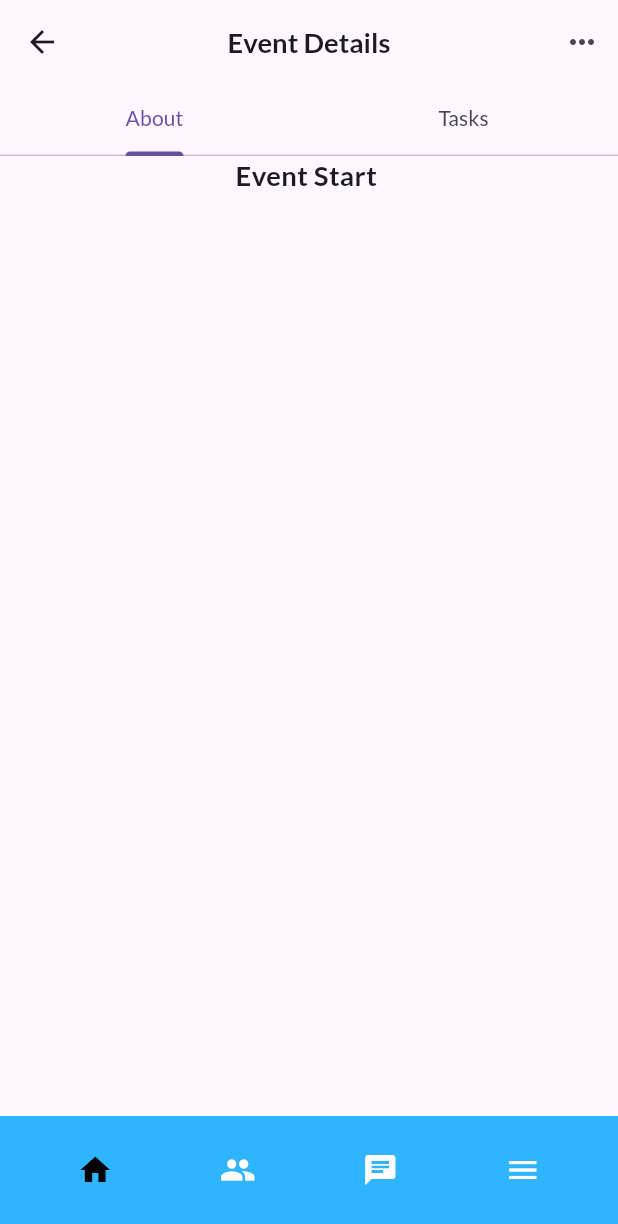
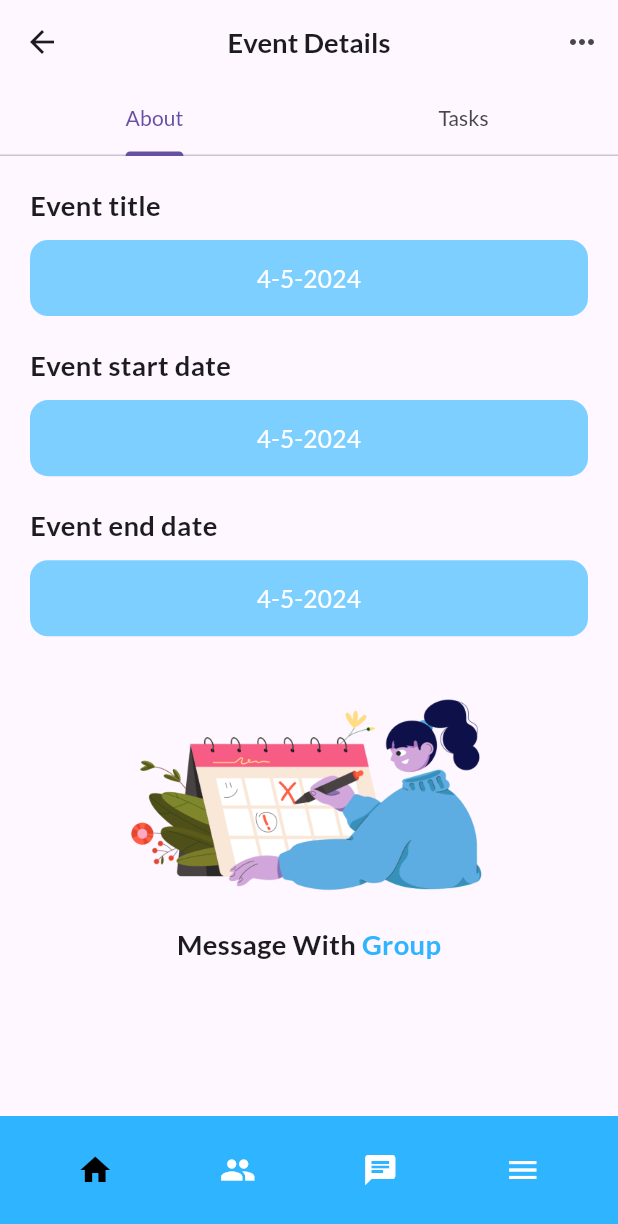
Before and after one commit to abdelrahman3003/Garherly, a Flutter app: the screen it shows after launch, on a phone screen of 412 x 824 dp. Shown: the top 1224 px of the screen. Run offline on Flutter 3.47's test engine with Material 3 defaults, Android fonts, the phone set to English and light mode, and no system bars; our stand-ins replace flutter_screenutil, get, google_fonts, image_picker; project files that could hold a hidden picture were left out.

Commit message:
about View

```diff
--- a/lib/view/homepage/groub_view.dart
+++ b/lib/view/homepage/groub_view.dart
@@ -5,6 +5,6 @@ class GroubView extends StatelessWidget {
 
   @override
   Widget build(BuildContext context) {
-    return Center(child: Text("GroubView"));
+    return Center(child: Text("GroubVieww"));
   }
 }
--- a/lib/view/homepage/home_View.dart
+++ b/lib/view/homepage/home_View.dart
@@ -1,13 +1,9 @@
-import 'dart:io';
 
 import 'package:flutter/material.dart';
 import 'package:flutter_screenutil/flutter_screenutil.dart';
-import 'package:gatherly/controller/event_controller.dart';
-import 'package:gatherly/core/constatnt/app_color.dart';
-import 'package:gatherly/core/constatnt/routApp.dart';
-import 'package:gatherly/core/constatnt/validation.dart';
-import 'package:gatherly/core/shared/app_button.dart';
-import 'package:get/get.dart';
+
+import 'package:gatherly/view/homepage/widget/home/about_item.dart';
+import 'package:gatherly/view/homepage/widget/home/messages_text.dart';
 
 class HomeView extends StatelessWidget {
   const HomeView({super.key});
@@ -15,17 +11,30 @@ class HomeView extends StatelessWidget {
   @override
   Widget build(BuildContext context) {
     return TabBarView(children: [
-      Column(
-        children: [
-          Text(
-            "Event Start ",
-            style: TextStyle(
-              fontSize: 18.sp,
-              fontWeight: FontWeight.w600,
-            ),
-          )
-        ],
-      )
+      Padding(
+          padding: EdgeInsets.all(20),
+          child: Column(
+            children: [
+              const AboutItem(title: "Event title", text: "4-5-2024"),
+              const SizedBox(height: 20),
+              const AboutItem(title: "Event start date", text: "4-5-2024"),
+              const SizedBox(height: 20),
+              const AboutItem(title: "Event end date", text: "4-5-2024"),
+              const SizedBox(height: 20),
+              Container(
+                height: 170.h,
+                decoration: BoxDecoration(
+                  borderRadius: BorderRadius.circular(20),
+                ),
+                child: Image.asset(
+                  "assets/images/test1.png",
+                  fit: BoxFit.cover,
+                ),
+              ),
+              const MessageText()
+            ],
+          )),
+      const Center(child: Text("Tasks"))
     ]);
   }
 }
--- /dev/null
+++ b/lib/view/homepage/widget/home/about_item.dart
@@ -0,0 +1,42 @@
+import 'package:flutter/material.dart';
+import 'package:flutter_screenutil/flutter_screenutil.dart';
+import 'package:gatherly/core/constatnt/app_color.dart';
+
+class AboutItem extends StatelessWidget {
+  const AboutItem({super.key, required this.title, required this.text});
+  final String title;
+  final String text;
+  @override
+  Widget build(BuildContext context) {
+    return Column(
+      crossAxisAlignment: CrossAxisAlignment.start,
+      children: [
+        Text(
+          title,
+          style: TextStyle(
+            fontSize: 18.sp,
+            fontWeight: FontWeight.w600,
+          ),
+        ),
+        const SizedBox(height: 10),
+        Container(
+            height: 50.h,
+            width: double.infinity,
+            decoration: BoxDecoration(
+              color: AppColor.secondry,
+              borderRadius: BorderRadius.circular(12),
+            ),
+            child: Center(
+              child: Text(
+                text,
+                style: TextStyle(
+                    fontSize: 16.sp,
+                    fontWeight: FontWeight.w400,
+                    color: Colors.white),
+                textAlign: TextAlign.center,
+              ),
+            ))
+      ],
+    );
+  }
+}
--- /dev/null
+++ b/lib/view/homepage/widget/home/messages_text.dart
@@ -0,0 +1,30 @@
+import 'package:flutter/material.dart';
+import 'package:flutter_screenutil/flutter_screenutil.dart';
+import 'package:gatherly/core/constatnt/app_color.dart';
+
+class MessageText extends StatelessWidget {
+  const MessageText({super.key});
+
+  @override
+  Widget build(BuildContext context) {
+    return Row(
+      mainAxisAlignment: MainAxisAlignment.center,
+      children: [
+        Text(
+          "Message With ",
+          style: TextStyle(
+            fontSize: 18.sp,
+            fontWeight: FontWeight.w600,
+          ),
+        ),
+        Text(
+          "Group",
+          style: TextStyle(
+              fontSize: 18.sp,
+              fontWeight: FontWeight.w600,
+              color: AppColor.primary),
+        ),
+      ],
+    );
+  }
+}
```
